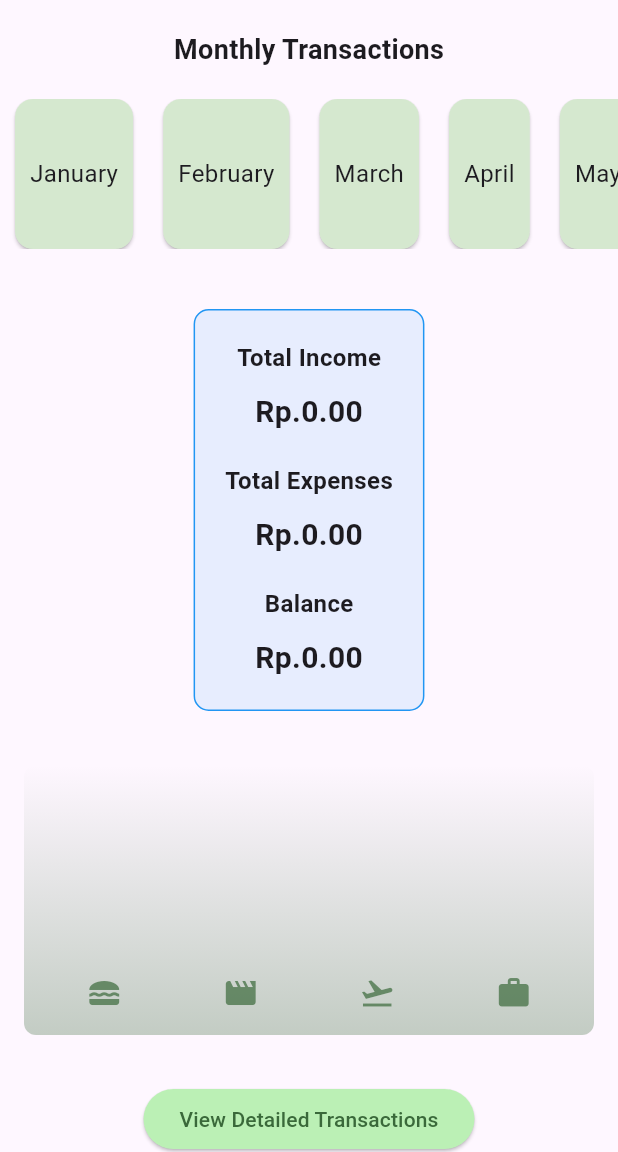
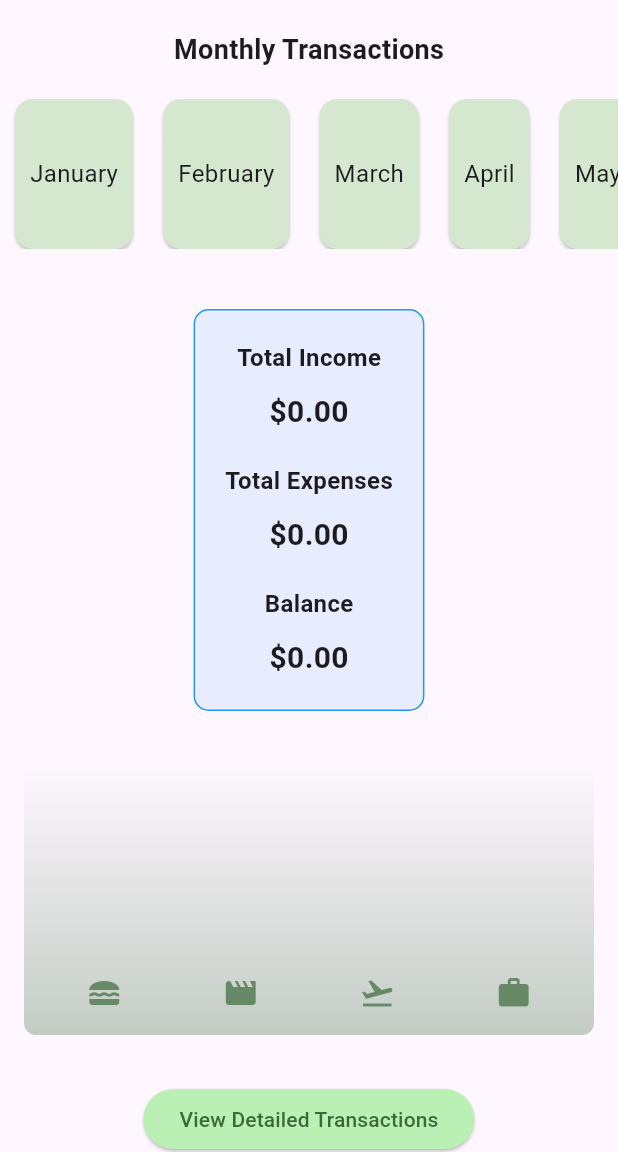
Before and after one commit to kuraishishi/MONTRA, a Flutter app: the screen it shows after launch, on a phone screen of 412 x 824 dp, the part 84-1236 px from its top. Run offline on Flutter 3.47's test engine with Material 3 defaults, Android fonts, the phone set to English and light mode, and no system bars; our stand-ins replace shared_preferences.

Commit message:
Final Versi $
Codingan Versi Dollar

```diff
--- a/lib/widgets/transactions.dart
+++ b/lib/widgets/transactions.dart
@@ -184,7 +184,7 @@ class _TransactionsState extends State<Transactions> {
                   ),
                   const SizedBox(height: 10),
                   Text(
-                    'Rp.${calculateTotalIncome(filteredTransactions).toStringAsFixed(2)}',
+                    '\$${calculateTotalIncome(filteredTransactions).toStringAsFixed(2)}',
                     style: const TextStyle(fontSize: 20, fontWeight: FontWeight.bold),
                   ),
                   const SizedBox(height: 20),
@@ -194,7 +194,7 @@ class _TransactionsState extends State<Transactions> {
                   ),
                   const SizedBox(height: 10),
                   Text(
-                    'Rp.${calculateTotalExpense(filteredTransactions).toStringAsFixed(2)}',
+                    '\$${calculateTotalExpense(filteredTransactions).toStringAsFixed(2)}',
                     style: const TextStyle(fontSize: 20, fontWeight: FontWeight.bold),
                   ),
                   const SizedBox(height: 20),
@@ -204,7 +204,7 @@ class _TransactionsState extends State<Transactions> {
                   ),
                   const SizedBox(height: 10),
                   Text(
-                    'Rp.${calculateBalance(filteredTransactions).toStringAsFixed(2)}',
+                    '\$${calculateBalance(filteredTransactions).toStringAsFixed(2)}',
                     style: const TextStyle(fontSize: 20, fontWeight: FontWeight.bold),
                   ),
                 ],
@@ -258,8 +258,8 @@ class TransactionsDetailPage extends StatelessWidget {
         itemBuilder: (context, index) {
           final transaction = transactions[index];
           final amountText = transaction.type == TransactionType.income
-              ? '+Rp.${transaction.amount}'
-              : '-Rp.${transaction.amount}';
+              ? '+\Rp.${transaction.amount}'
+              : '-\Rp.${transaction.amount}';
           final formattedDate = DateFormat.yMMMd().format(transaction.date);
 
           return ListTile(
```
